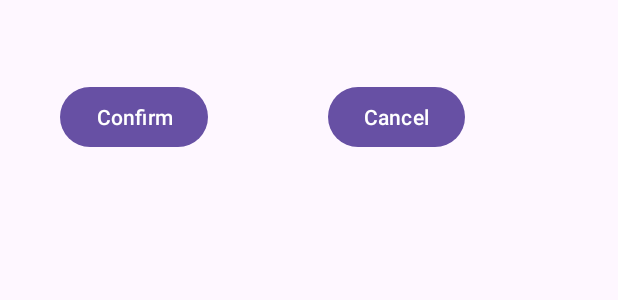
After one commit to Fr4nzy/SariSariStore-CNN, an Android app: the layout dialog_receipt.xml on its own in the app's theme, with its tools: preview values and no code run, on a phone screen of 412 x 824 dp. The commit adds this screen. Shown: the top 300 px of the screen. Run offline under Robolectric (Android 15) with nearby library versions, the phone set to English and light mode, and no system bars.

Commit message:
Revert "POS App"
This reverts commit da466850d9e528294521af60227d51c60278df08.

```diff
--- a/app/src/main/java/org/lu/sarisaristorepos/ProductAdapter.java
+++ b/app/src/main/java/org/lu/sarisaristorepos/ProductAdapter.java
@@ -17,7 +17,7 @@
 public class ProductAdapter extends RecyclerView.Adapter<ProductAdapter.ViewHolder> {
 
     private List<Product> productList;
-    private final ProductSelectionListener productSelectionListener;
+    private ProductSelectionListener productSelectionListener;
 
     public ProductAdapter(List<Product> productList, ProductSelectionListener listener) {
         this.productList = productList;
--- /dev/null
+++ b/app/src/main/res/layout/dialog_receipt.xml
@@ -0,0 +1,36 @@
+<?xml version="1.0" encoding="utf-8"?>
+<androidx.constraintlayout.widget.ConstraintLayout xmlns:android="http://schemas.android.com/apk/res/android"
+    xmlns:app="http://schemas.android.com/apk/res-auto"
+    xmlns:tools="http://schemas.android.com/tools"
+    android:layout_width="350dp"
+    android:layout_height="wrap_content"
+    android:orientation="vertical">
+
+    <TextView
+        android:id="@+id/receiptTextView"
+        android:layout_width="match_parent"
+        android:layout_height="match_parent"
+        android:padding="16dp"
+        android:textSize="16sp" />
+
+    <Button
+        android:id="@+id/closeDialogButton"
+        android:layout_width="wrap_content"
+        android:layout_height="wrap_content"
+        android:layout_marginEnd="40dp"
+        android:text="Cancel"
+        app:layout_constraintBottom_toBottomOf="parent"
+        app:layout_constraintEnd_toEndOf="parent"
+        app:layout_constraintTop_toBottomOf="@+id/receiptTextView" />
+
+    <Button
+        android:id="@+id/confirmDialogButton"
+        android:layout_width="wrap_content"
+        android:layout_height="wrap_content"
+        android:layout_marginStart="40dp"
+        android:text="Confirm"
+        app:layout_constraintBottom_toBottomOf="parent"
+        app:layout_constraintStart_toStartOf="parent"
+        app:layout_constraintTop_toBottomOf="@+id/receiptTextView"
+        app:layout_constraintVertical_bias="0.0" />
+</androidx.constraintlayout.widget.ConstraintLayout>
```
Also changed, not shown: app/src/main/java/org/lu/sarisaristorepos/Product.java (+5 -5 lines), app/src/main/res/layout/product_card.xml (+6 -7 lines).
